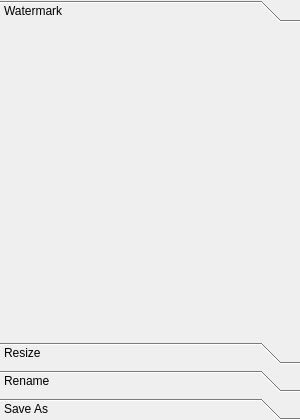
n00bcybot/easywatermark, file ToolBox/UI/toolbox_ui.ui: the form before one commit.
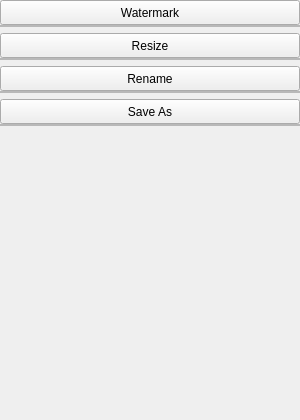
The form after the commit.

Patch:
```diff
--- a/ToolBox/UI/toolbox_ui.ui
+++ b/ToolBox/UI/toolbox_ui.ui
@@ -10,18 +10,24 @@
     <height>420</height>
    </rect>
   </property>
+  <property name="sizePolicy">
+   <sizepolicy hsizetype="Preferred" vsizetype="Preferred">
+    <horstretch>0</horstretch>
+    <verstretch>0</verstretch>
+   </sizepolicy>
+  </property>
   <property name="minimumSize">
    <size>
-    <width>300</width>
-    <height>200</height>
+    <width>0</width>
+    <height>0</height>
    </size>
   </property>
   <property name="windowTitle">
    <string>Form</string>
   </property>
-  <layout class="QGridLayout" name="gridLayout">
+  <layout class="QGridLayout" name="gridLayout_9">
    <property name="sizeConstraint">
-    <enum>QLayout::SizeConstraint::SetMinimumSize</enum>
+    <enum>QLayout::SizeConstraint::SetDefaultConstraint</enum>
    </property>
    <property name="leftMargin">
     <number>0</number>
@@ -35,195 +41,314 @@
    <property name="bottomMargin">
     <number>0</number>
    </property>
-   <property name="spacing">
-    <number>0</number>
-   </property>
+   <item row="4" column="0">
+    <spacer name="verticalSpacer">
+     <property name="orientation">
+      <enum>Qt::Orientation::Vertical</enum>
+     </property>
+     <property name="sizeHint" stdset="0">
+      <size>
+       <width>20</width>
+       <height>85</height>
+      </size>
+     </property>
+    </spacer>
+   </item>
    <item row="0" column="0">
-    <widget class="QToolBox" name="toolBox">
-     <property name="minimumSize">
-      <size>
-       <width>300</width>
-       <height>400</height>
-      </size>
+    <layout class="QGridLayout" name="layout_watermark">
+     <property name="sizeConstraint">
+      <enum>QLayout::SizeConstraint::SetDefaultConstraint</enum>
      </property>
-     <property name="maximumSize">
-      <size>
-       <width>300</width>
-       <height>16777215</height>
-      </size>
+     <property name="spacing">
+      <number>0</number>
      </property>
-     <property name="currentIndex">
+     <item row="0" column="0">
+      <widget class="QPushButton" name="bt_watermark">
+       <property name="minimumSize">
+        <size>
+         <width>0</width>
+         <height>25</height>
+        </size>
+       </property>
+       <property name="text">
+        <string>Watermark</string>
+       </property>
+       <property name="checkable">
+        <bool>true</bool>
+       </property>
+       <property name="checked">
+        <bool>false</bool>
+       </property>
+       <property name="autoDefault">
+        <bool>false</bool>
+       </property>
+       <property name="default">
+        <bool>false</bool>
+       </property>
+       <property name="flat">
+        <bool>false</bool>
+       </property>
+      </widget>
+     </item>
+     <item row="1" column="0">
+      <widget class="QFrame" name="page_1">
+       <property name="minimumSize">
+        <size>
+         <width>0</width>
+         <height>0</height>
+        </size>
+       </property>
+       <property name="frameShape">
+        <enum>QFrame::Shape::StyledPanel</enum>
+       </property>
+       <property name="frameShadow">
+        <enum>QFrame::Shadow::Raised</enum>
+       </property>
+       <layout class="QGridLayout" name="gridLayout">
+        <property name="sizeConstraint">
+         <enum>QLayout::SizeConstraint::SetDefaultConstraint</enum>
+        </property>
+        <property name="leftMargin">
+         <number>0</number>
+        </property>
+        <property name="topMargin">
+         <number>0</number>
+        </property>
+        <property name="rightMargin">
+         <number>0</number>
+        </property>
+        <property name="bottomMargin">
+         <number>0</number>
+        </property>
+        <property name="spacing">
+         <number>5</number>
+        </property>
+       </layout>
+      </widget>
+     </item>
+    </layout>
+   </item>
+   <item row="2" column="0">
+    <layout class="QGridLayout" name="layout_rename">
+     <property name="sizeConstraint">
+      <enum>QLayout::SizeConstraint::SetDefaultConstraint</enum>
+     </property>
+     <property name="spacing">
       <number>0</number>
      </property>
-     <widget class="QWidget" name="page_1">
-      <property name="geometry">
-       <rect>
-        <x>0</x>
-        <y>0</y>
-        <width>300</width>
-        <height>300</height>
-       </rect>
-      </property>
-      <property name="minimumSize">
-       <size>
-        <width>300</width>
-        <height>200</height>
-       </size>
-      </property>
-      <property name="maximumSize">
-       <size>
-        <width>300</width>
-        <height>400</height>
-       </size>
-      </property>
-      <attribute name="label">
-       <string>Watermark</string>
-      </attribute>
-      <layout class="QGridLayout" name="layout_watermark">
-       <property name="sizeConstraint">
-        <enum>QLayout::SizeConstraint::SetMinimumSize</enum>
+     <item row="0" column="0">
+      <widget class="QPushButton" name="bt_rename">
+       <property name="minimumSize">
+        <size>
+         <width>0</width>
+         <height>25</height>
+        </size>
        </property>
-       <property name="leftMargin">
-        <number>0</number>
+       <property name="text">
+        <string>Rename</string>
        </property>
-       <property name="topMargin">
-        <number>0</number>
+       <property name="checkable">
+        <bool>true</bool>
        </property>
-       <property name="rightMargin">
-        <number>0</number>
+       <property name="checked">
+        <bool>false</bool>
        </property>
-       <property name="bottomMargin">
-        <number>0</number>
+       <property name="autoDefault">
+        <bool>false</bool>
        </property>
-      </layout>
-     </widget>
-     <widget class="QWidget" name="page_2">
-      <property name="geometry">
-       <rect>
-        <x>0</x>
-        <y>0</y>
-        <width>300</width>
-        <height>300</height>
-       </rect>
-      </property>
-      <property name="minimumSize">
-       <size>
-        <width>300</width>
-        <height>300</height>
-       </size>
-      </property>
-      <property name="maximumSize">
-       <size>
-        <width>300</width>
-        <height>400</height>
-       </size>
-      </property>
-      <attribute name="label">
-       <string>Resize</string>
-      </attribute>
-      <layout class="QGridLayout" name="layout_resize">
-       <property name="sizeConstraint">
-        <enum>QLayout::SizeConstraint::SetMinimumSize</enum>
+       <property name="default">
+        <bool>false</bool>
        </property>
-       <property name="leftMargin">
-        <number>0</number>
+       <property name="flat">
+        <bool>false</bool>
        </property>
-       <property name="topMargin">
-        <number>0</number>
+      </widget>
+     </item>
+     <item row="1" column="0">
+      <widget class="QFrame" name="page_3">
+       <property name="minimumSize">
+        <size>
+         <width>0</width>
+         <height>0</height>
+        </size>
        </property>
-       <property name="rightMargin">
-        <number>0</number>
+       <property name="frameShape">
+        <enum>QFrame::Shape::StyledPanel</enum>
        </property>
-       <property name="bottomMargin">
-        <number>0</number>
+       <property name="frameShadow">
+        <enum>QFrame::Shadow::Raised</enum>
        </property>
-      </layout>
-     </widget>
-     <widget class="QWidget" name="page_3">
-      <property name="geometry">
-       <rect>
-        <x>0</x>
-        <y>0</y>
-        <width>300</width>
-        <height>300</height>
-       </rect>
-      </property>
-      <property name="minimumSize">
-       <size>
-        <width>300</width>
-        <height>100</height>
-       </size>
-      </property>
-      <property name="maximumSize">
-       <size>
-        <width>300</width>
-        <height>400</height>
-       </size>
-      </property>
-      <attribute name="label">
-       <string>Rename</string>
-      </attribute>
-      <layout class="QGridLayout" name="layout_rename">
-       <property name="sizeConstraint">
-        <enum>QLayout::SizeConstraint::SetMinimumSize</enum>
+       <layout class="QGridLayout" name="gridLayout_6">
+        <property name="sizeConstraint">
+         <enum>QLayout::SizeConstraint::SetDefaultConstraint</enum>
+        </property>
+        <property name="leftMargin">
+         <number>0</number>
+        </property>
+        <property name="topMargin">
+         <number>0</number>
+        </property>
+        <property name="rightMargin">
+         <number>0</number>
+        </property>
+        <property name="bottomMargin">
+         <number>0</number>
+        </property>
+        <property name="spacing">
+         <number>5</number>
+        </property>
+       </layout>
+      </widget>
+     </item>
+    </layout>
+   </item>
+   <item row="3" column="0">
+    <layout class="QGridLayout" name="layout_save">
+     <property name="sizeConstraint">
+      <enum>QLayout::SizeConstraint::SetDefaultConstraint</enum>
+     </property>
+     <property name="spacing">
+      <number>0</number>
+     </property>
+     <item row="0" column="0">
+      <widget class="QPushButton" name="bt_save">
+       <property name="minimumSize">
+        <size>
+         <width>0</width>
+         <height>25</height>
+        </size>
        </property>
-       <property name="leftMargin">
-        <number>0</number>
+       <property name="text">
+        <string>Save As</string>
        </property>
-       <property name="topMargin">
-        <number>0</number>
+       <property name="checkable">
+        <bool>true</bool>
        </property>
-       <property name="rightMargin">
-        <number>0</number>
+       <property name="checked">
+        <bool>false</bool>
        </property>
-       <property name="bottomMargin">
-        <number>0</number>
+       <property name="autoDefault">
+        <bool>false</bool>
        </property>
-      </layout>
-     </widget>
-     <widget class="QWidget" name="page_4">
-      <property name="geometry">
-       <rect>
-        <x>0</x>
-        <y>0</y>
-        <width>300</width>
-        <height>300</height>
-       </rect>
-      </property>
-      <property name="minimumSize">
-       <size>
-        <width>300</width>
-        <height>100</height>
-       </size>
-      </property>
-      <property name="maximumSize">
-       <size>
-        <width>300</width>
-        <height>400</height>
-       </size>
-      </property>
-      <attribute name="label">
-       <string>Save As</string>
-      </attribute>
-      <layout class="QGridLayout" name="layout_saveas">
-       <property name="sizeConstraint">
-        <enum>QLayout::SizeConstraint::SetMinimumSize</enum>
+       <property name="default">
+        <bool>false</bool>
        </property>
-       <property name="leftMargin">
-        <number>0</number>
+       <property name="flat">
+        <bool>false</bool>
        </property>
-       <property name="topMargin">
-        <number>0</number>
+      </widget>
+     </item>
+     <item row="1" column="0">
+      <widget class="QFrame" name="page_4">
+       <property name="minimumSize">
+        <size>
+         <width>0</width>
+         <height>0</height>
+        </size>
        </property>
-       <property name="rightMargin">
-        <number>0</number>
+       <property name="frameShape">
+        <enum>QFrame::Shape::StyledPanel</enum>
        </property>
-       <property name="bottomMargin">
-        <number>0</number>
+       <property name="frameShadow">
+        <enum>QFrame::Shadow::Raised</enum>
        </property>
-      </layout>
-     </widget>
-    </widget>
+       <layout class="QGridLayout" name="gridLayout_8">
+        <property name="sizeConstraint">
+         <enum>QLayout::SizeConstraint::SetDefaultConstraint</enum>
+        </property>
+        <property name="leftMargin">
+         <number>0</number>
+        </property>
+        <property name="topMargin">
+         <number>0</number>
+        </property>
+        <property name="rightMargin">
+         <number>0</number>
+        </property>
+        <property name="bottomMargin">
+         <number>0</number>
+        </property>
+        <property name="spacing">
+         <number>5</number>
+        </property>
+       </layout>
+      </widget>
+     </item>
+    </layout>
+   </item>
+   <item row="1" column="0">
+    <layout class="QGridLayout" name="layout_resize">
+     <property name="sizeConstraint">
+      <enum>QLayout::SizeConstraint::SetMinimumSize</enum>
+     </property>
+     <property name="spacing">
+      <number>0</number>
+     </property>
+     <item row="0" column="0">
+      <widget class="QPushButton" name="bt_resize">
+       <property name="minimumSize">
+        <size>
+         <width>0</width>
+         <height>25</height>
+        </size>
+       </property>
+       <property name="text">
+        <string>Resize</string>
+       </property>
+       <property name="checkable">
+        <bool>true</bool>
+       </property>
+       <property name="checked">
+        <bool>false</bool>
+       </property>
+       <property name="autoDefault">
+        <bool>false</bool>
+       </property>
+       <property name="default">
+        <bool>false</bool>
+       </property>
+       <property name="flat">
+        <bool>false</bool>
+       </property>
+      </widget>
+     </item>
+     <item row="1" column="0">
+      <widget class="QFrame" name="page_2">
+       <property name="minimumSize">
+        <size>
+         <width>300</width>
+         <height>0</height>
+        </size>
+       </property>
+       <property name="frameShape">
+        <enum>QFrame::Shape::StyledPanel</enum>
+       </property>
+       <property name="frameShadow">
+        <enum>QFrame::Shadow::Raised</enum>
+       </property>
+       <layout class="QGridLayout" name="gridLayout_4">
+        <property name="sizeConstraint">
+         <enum>QLayout::SizeConstraint::SetMinimumSize</enum>
+        </property>
+        <property name="leftMargin">
+         <number>0</number>
+        </property>
+        <property name="topMargin">
+         <number>0</number>
+        </property>
+        <property name="rightMargin">
+         <number>0</number>
+        </property>
+        <property name="bottomMargin">
+         <number>0</number>
+        </property>
+        <property name="spacing">
+         <number>5</number>
+        </property>
+       </layout>
+      </widget>
+     </item>
+    </layout>
    </item>
   </layout>
  </widget>
```
Left out of the diff: 69 changed lines with no effect on the pictures.
